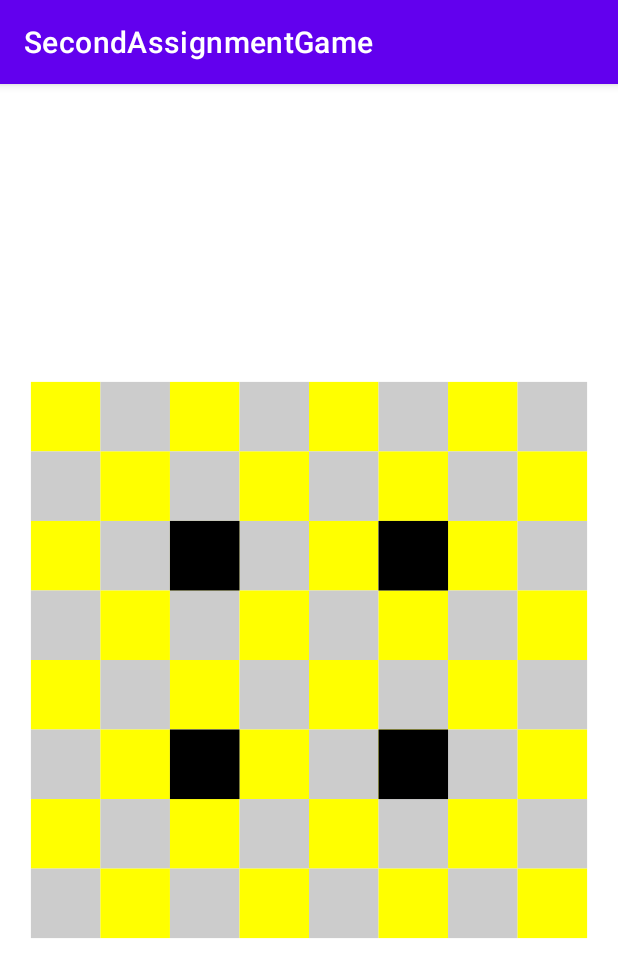
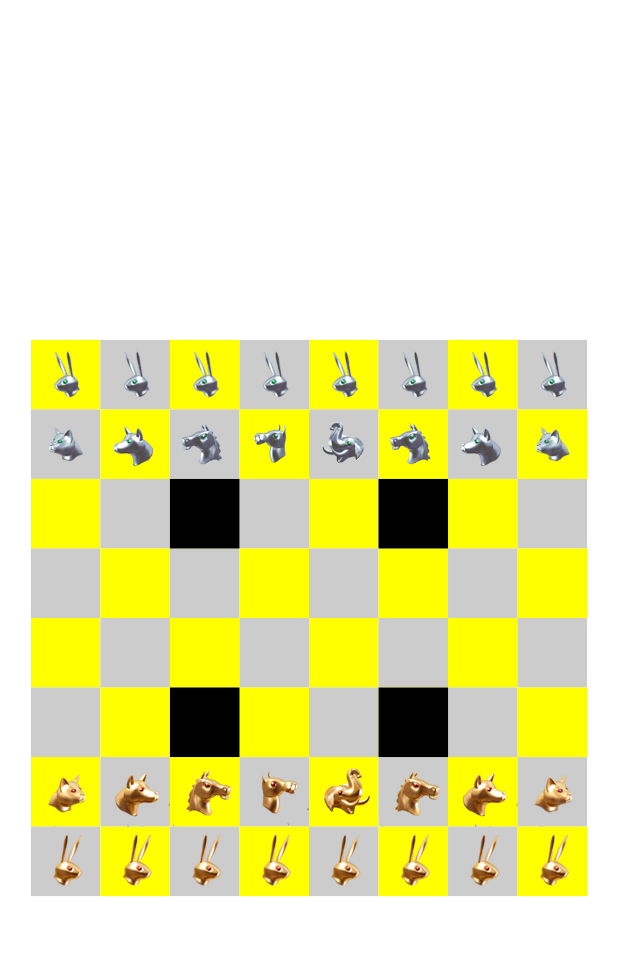
Before and after one commit to Saljithchettorusubhash/Arimma, an Android app: the screen it shows after launch (MainActivity), on a phone screen of 412 x 824 dp. Shown: the top 978 px of the screen. Run offline under Robolectric (Android 15) with nearby library versions, the phone set to English and light mode, and no system bars.

Commit message:
making the movies

```diff
--- a/app/src/main/java/com/example/secondassignmentgame/CharacterModel.kt
+++ b/app/src/main/java/com/example/secondassignmentgame/CharacterModel.kt
@@ -1 +1,54 @@
 package com.example.secondassignmentgame
+
+import com.example.secondassignmentgame.*
+
+
+object CharacterModel {
+    private val characters = mutableSetOf<ArimaCharacter>()
+
+    init{
+        resetCharacters()
+    }
+
+    // Function to get the position of a selected character
+    fun position(rowPos:Int,colPos:Int) : ArimaCharacter ?{
+        try {
+            return characters.first { it -> it.colPos == colPos && it.rowPos == rowPos }
+        }catch (err: java.lang.Exception){
+            return null
+        }
+    }
+
+    private fun resetCharacters() {
+        characters.removeAll(characters)
+        //setting rabbits initial position
+        for(i in 0..7){ // rows
+            characters.add(ArimaCharacter(i,0,ArimaPlayer.SILVER,PlayerStrength.RABBIT, R.drawable.srabit))
+            characters.add(ArimaCharacter(i,7,ArimaPlayer.GOLD,PlayerStrength.RABBIT, R.drawable.rabit))
+        }
+        for (i in 0..1){
+            //setting cats initial position
+            characters.add(ArimaCharacter(0+i*7,1,ArimaPlayer.SILVER,PlayerStrength.CAT, R.drawable.scat))
+            characters.add(ArimaCharacter(0+i*7,6,ArimaPlayer.GOLD,PlayerStrength.CAT, R.drawable.cat))
+            //setting dogs initial position
+            characters.add(ArimaCharacter(1+i*6,1,ArimaPlayer.SILVER,PlayerStrength.DOG, R.drawable.sdog))
+            characters.add(ArimaCharacter(1+i*6,6,ArimaPlayer.GOLD,PlayerStrength.DOG, R.drawable.dog))
+            characters.add(ArimaCharacter(6+i*6,1,ArimaPlayer.SILVER,PlayerStrength.DOG, R.drawable.sdog))
+            characters.add(ArimaCharacter(6+i*6,6,ArimaPlayer.GOLD,PlayerStrength.DOG, R.drawable.dog))
+            //setting horses initial position
+            characters.add(ArimaCharacter(2+i*5,1,ArimaPlayer.SILVER,PlayerStrength.HORSE, R.drawable.shorse))
+            characters.add(ArimaCharacter(2+i*5,6,ArimaPlayer.GOLD,PlayerStrength.HORSE, R.drawable.horse))
+            characters.add(ArimaCharacter(5+i*5,1,ArimaPlayer.SILVER,PlayerStrength.HORSE, R.drawable.shorse))
+            characters.add(ArimaCharacter(5+i*5,6,ArimaPlayer.GOLD,PlayerStrength.HORSE, R.drawable.horse))
+        }
+
+        //setting camels initial position
+        characters.add(ArimaCharacter(3,1,ArimaPlayer.SILVER,PlayerStrength.CAMEL, R.drawable.scamel))
+        characters.add(ArimaCharacter(3,6,ArimaPlayer.GOLD,PlayerStrength.CAMEL, R.drawable.camel))
+
+        //setting elephant initial position
+        characters.add(ArimaCharacter(4,1,ArimaPlayer.SILVER,PlayerStrength.ELEPHANT, R.drawable.selephant))
+        characters.add(ArimaCharacter(4,6,ArimaPlayer.GOLD,PlayerStrength.ELEPHANT, R.drawable.elephant))
+
+    }
+}
--- a/app/src/main/java/com/example/secondassignmentgame/GameStage.kt
+++ b/app/src/main/java/com/example/secondassignmentgame/GameStage.kt
@@ -1,14 +1,13 @@
 package com.example.secondassignmentgame
 
 import android.content.Context
-import android.graphics.Canvas
-import android.graphics.Color
-import android.graphics.Paint
+import android.graphics.*
 import android.util.AttributeSet
 import android.view.View
+import com.example.secondassignmentgame.ICharacterService
 import kotlin.math.min
 
-class GameStage(context : Context?, attrs : AttributeSet?) : View(context,attrs) {
+class GameStage(context : Context?,attrs : AttributeSet?) : View(context,attrs) {
 
     // We have to use 90% of the width to render the stage.
     private  final  val  scaleFactor = 0.90f
@@ -19,13 +18,16 @@ class GameStage(context : Context?, attrs : AttributeSet?) : View(context,attrs)
 
     private final val paint = Paint()
 
+    var characterService : ICharacterService ? = null
 
     override fun onDraw(canvas: Canvas?) {
         super.onDraw(canvas)
         setResponsiveStage(canvas)
         drawBoard(canvas)
         drawTrap(canvas)
+        drawCharacters(canvas)
     }
+
     override fun onMeasure(widthMeasureSpec: Int, heightMeasureSpec: Int) {
         super.onMeasure(widthMeasureSpec, heightMeasureSpec)
         val minimumWidthScreen = min(widthMeasureSpec,heightMeasureSpec)
@@ -57,35 +59,60 @@ class GameStage(context : Context?, attrs : AttributeSet?) : View(context,attrs)
     }
 
     private fun drawTrap(canvas: Canvas?) {
-        val paint2 = Paint()
-        paint2.color = Color.BLACK
+        val paint = Paint()
+        paint.color = Color.BLACK
         canvas?.drawRect(
             cellStartXPos +  3*  cellWidth,
             cellStartYPos + (1+2)*  cellWidth,
             cellStartXPos +  2*cellWidth,
             cellStartYPos +  2*cellWidth,
-            paint2
+            paint
         )
         canvas?.drawRect(
             cellStartXPos +  6*  cellWidth,
             cellStartYPos + (1+2)*  cellWidth,
             cellStartXPos +  (2+3)*cellWidth,
             cellStartYPos +  2*cellWidth,
-            paint2
+            paint
         )
         canvas?.drawRect(
             cellStartXPos +  3*  cellWidth,
             cellStartYPos + 5*  cellWidth,
             cellStartXPos +  2*cellWidth,
             cellStartYPos +  6*cellWidth,
-            paint2
+            paint
         )
         canvas?.drawRect(
             cellStartXPos +  6*  cellWidth,
             cellStartYPos + 5*  cellWidth,
             cellStartXPos +  (2+3)*cellWidth,
             cellStartYPos +  6*cellWidth,
-            paint2
+            paint
+        )
+    }
+
+    private fun drawCharacters(canvas: Canvas?){
+        for(rowPos in 0..7){
+            for (colPos in 0..7){
+                val char = characterService?.position(rowPos,colPos)
+                if(char != null ){
+                    val bmp = BitmapFactory.decodeResource(resources,char.drawable)
+                    drawCharacterAtPos(canvas,bmp,rowPos,colPos)
+                }
+            }
+        }
+    }
+    private fun drawCharacterAtPos(canvas: Canvas?, image: Bitmap, row:Int, col:Int){
+        canvas?.drawBitmap(
+            image,
+            null,
+            RectF(
+                cellStartXPos + col * cellWidth,
+                cellStartYPos + row * cellWidth,
+                cellStartXPos + (col + 1) * cellWidth,
+                cellStartYPos + (row + 1) * cellWidth
+            ),
+            paint
         )
     }
 }
--- /dev/null
+++ b/app/src/main/java/com/example/secondassignmentgame/ICharacterService.kt
@@ -0,0 +1,6 @@
+package com.example.secondassignmentgame
+import com.example.secondassignmentgame.ArimaCharacter
+
+interface ICharacterService {
+    fun position(rowPos:Int,colPos:Int) : ArimaCharacter?
+}
--- a/app/src/main/java/com/example/secondassignmentgame/MainActivity.kt
+++ b/app/src/main/java/com/example/secondassignmentgame/MainActivity.kt
@@ -1,11 +1,22 @@
 package com.example.secondassignmentgame
 
-import androidx.appcompat.app.AppCompatActivity
+import android.app.Activity
 import android.os.Bundle
+import com.example.secondassignmentgame.CharacterModel
+import com.example.secondassignmentgame.ArimaCharacter
 
-class MainActivity : AppCompatActivity() {
+class MainActivity : Activity(), ICharacterService {
     override fun onCreate(savedInstanceState: Bundle?) {
         super.onCreate(savedInstanceState)
         setContentView(R.layout.activity_main)
+        val stage = findViewById<GameStage>(R.id.stage)
+        // Connect to consume the service implementation
+        // to use its service in the view
+        findViewById<GameStage>(R.id.stage).characterService = this
+
     }
+    override fun position(rowPos: Int, colPos: Int): ArimaCharacter? {
+        return CharacterModel.position(rowPos, colPos)
+    }
+
 }
```
Also changed, not shown: app/src/main/res/drawable-v24/camel.png (added), app/src/main/res/drawable-v24/cat.png (added), app/src/main/res/drawable-v24/dog.png (added), app/src/main/res/drawable-v24/elephant.png (added), app/src/main/res/drawable-v24/horse.png (added), app/src/main/res/drawable-v24/ic_launcher.png (added), app/src/main/res/drawable-v24/rabit.png (added), app/src/main/res/drawable-v24/scamel.png (added), app/src/main/res/drawable-v24/scat.png (added), app/src/main/res/drawable-v24/sdog.png (added), app/src/main/res/drawable-v24/selephant.png (added), app/src/main/res/drawable-v24/shorse.png (added), app/src/main/res/drawable-v24/srabit.png (added).
